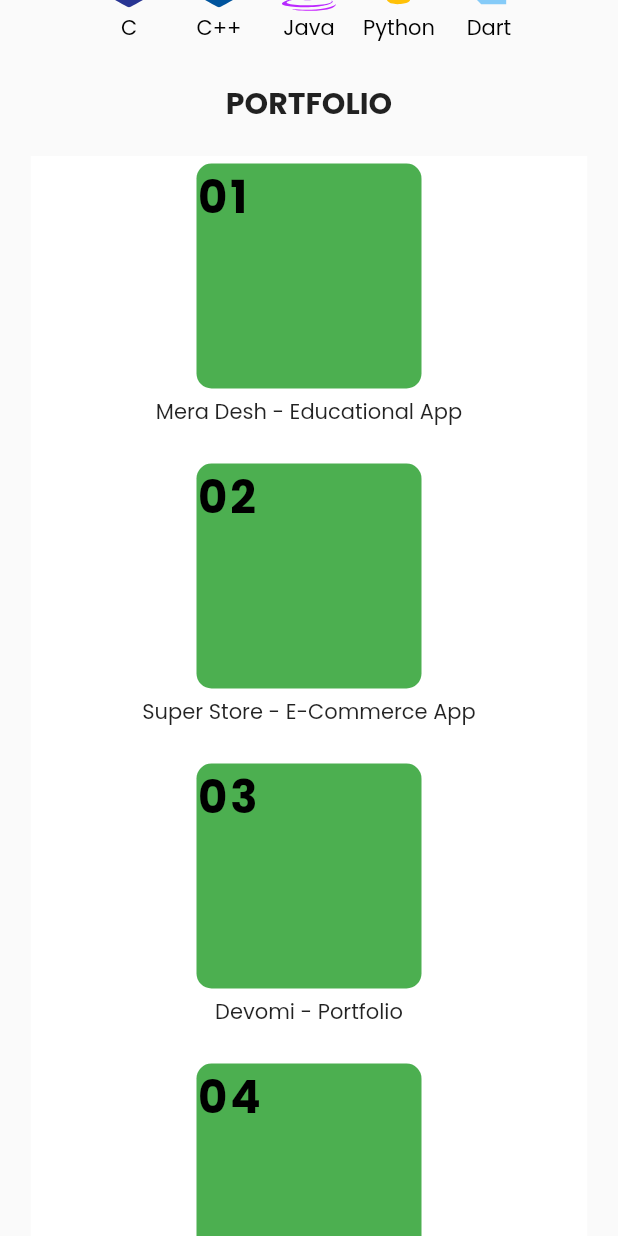
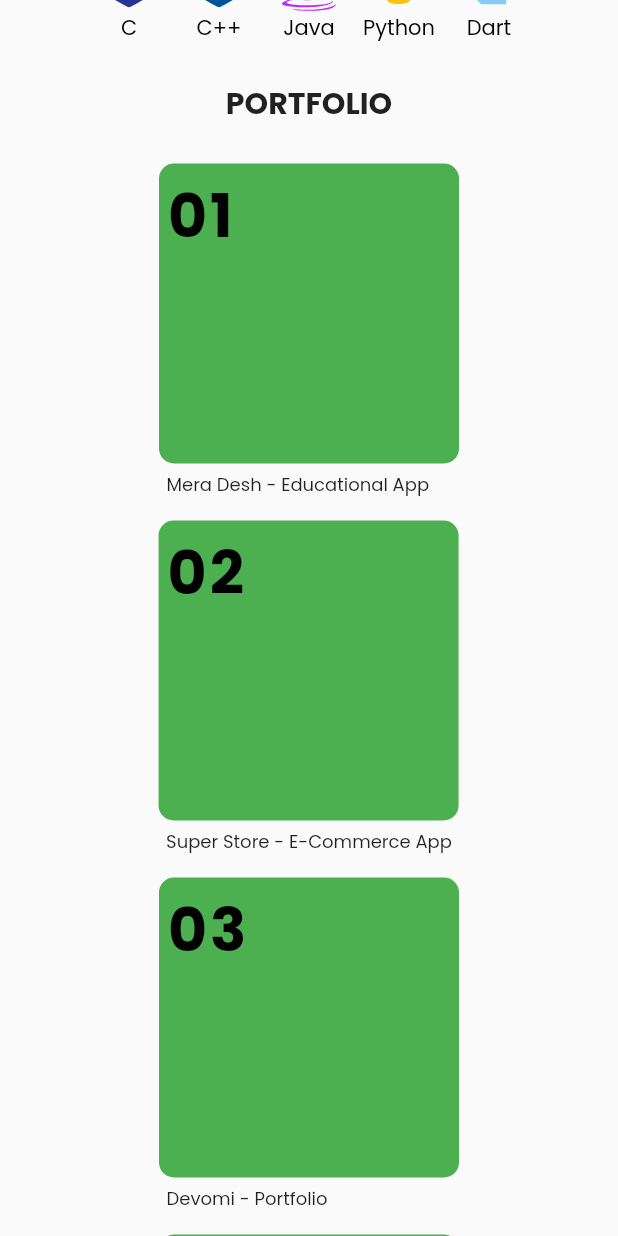
Before and after one commit to om-chauhan/DevFolio, a Flutter app: the screen it shows after launch, scrolled down 576 dp, on a phone screen of 412 x 824 dp. Run offline on Flutter 3.47's test engine with Material 2 defaults, Android fonts, the phone set to English and light mode, and no system bars; our stand-ins replace flutter_svg, font_awesome_flutter, google_fonts.

Commit message:
portfoliol added again

```diff
--- a/lib/widgets/portfolio_tile.dart
+++ b/lib/widgets/portfolio_tile.dart
@@ -9,13 +9,10 @@ class PortfolioTile extends StatelessWidget {
   @override
   Widget build(BuildContext context) {
     return Wrap(
+      alignment: WrapAlignment.spaceAround,
+      direction: Axis.horizontal,
       children: [
-        Container(
-          height: 200,
-          alignment: Alignment.center,
-          color: Colors.white,
-          width: MediaQuery.of(context).size.width * 0.90,
-          child: InkWell(
+        InkWell(
           onTap: () async {
             final url = Config.ProjectLink1;
             await canLaunch(url)
@@ -25,28 +22,33 @@ class PortfolioTile extends StatelessWidget {
           child: Padding(
             padding: EdgeInsets.all(5),
             child: Column(
+              crossAxisAlignment: CrossAxisAlignment.start,
               children: [
                 Container(
                   alignment: Alignment.topLeft,
-                    height: 150,
-                    width: 150,
+                  height: 200,
+                  width: 200,
                   decoration: BoxDecoration(
                     borderRadius: BorderRadius.all(
                       Radius.circular(10),
                     ),
                     color: Colors.green,
                   ),
+                  child: Padding(
+                    padding: EdgeInsets.all(5),
                     child: BuildText(
                       text: '01',
                       color: Colors.black,
-                      size: 30,
+                      size: 40,
                       spacing: 2,
                       fontweight: FontWeight.bold,
+                    ),
                   ),
                 ),
                 Padding(
                   padding: EdgeInsets.all(5),
                   child: BuildText(
+                    size: 12,
                     text: Config.ProjectTitle1,
                   ),
                 ),
@@ -54,13 +56,7 @@ class PortfolioTile extends StatelessWidget {
             ),
           ),
         ),
-        ),
-        Container(
-          height: 200,
-          alignment: Alignment.center,
-          color: Colors.white,
-          width: MediaQuery.of(context).size.width * 0.90,
-          child: InkWell(
+        InkWell(
           onTap: () async {
             final url = Config.ProjectLink2;
             await canLaunch(url)
@@ -70,28 +66,33 @@ class PortfolioTile extends StatelessWidget {
           child: Padding(
             padding: EdgeInsets.all(5),
             child: Column(
+              crossAxisAlignment: CrossAxisAlignment.start,
               children: [
                 Container(
                   alignment: Alignment.topLeft,
-                    height: 150,
-                    width: 150,
+                  height: 200,
+                  width: 200,
                   decoration: BoxDecoration(
                     borderRadius: BorderRadius.all(
                       Radius.circular(10),
                     ),
                     color: Colors.green,
                   ),
+                  child: Padding(
+                    padding: EdgeInsets.all(5),
                     child: BuildText(
                       text: '02',
                       color: Colors.black,
-                      size: 30,
+                      size: 40,
                       spacing: 2,
                       fontweight: FontWeight.bold,
+                    ),
                   ),
                 ),
                 Padding(
                   padding: EdgeInsets.all(5),
                   child: BuildText(
+                    size: 12,
                     text: Config.ProjectTitle2,
                   ),
                 ),
@@ -99,13 +100,7 @@ class PortfolioTile extends StatelessWidget {
             ),
           ),
         ),
-        ),
-        Container(
-          height: 200,
-          alignment: Alignment.center,
-          color: Colors.white,
-          width: MediaQuery.of(context).size.width * 0.90,
-          child: InkWell(
+        InkWell(
           onTap: () async {
             final url = Config.ProjectLink3;
             await canLaunch(url)
@@ -115,28 +110,33 @@ class PortfolioTile extends StatelessWidget {
           child: Padding(
             padding: EdgeInsets.all(5),
             child: Column(
+              crossAxisAlignment: CrossAxisAlignment.start,
               children: [
                 Container(
                   alignment: Alignment.topLeft,
-                    height: 150,
-                    width: 150,
+                  height: 200,
+                  width: 200,
                   decoration: BoxDecoration(
                     borderRadius: BorderRadius.all(
                       Radius.circular(10),
                     ),
                     color: Colors.green,
                   ),
+                  child: Padding(
+                    padding: EdgeInsets.all(5),
                     child: BuildText(
                       text: '03',
                       color: Colors.black,
-                      size: 30,
+                      size: 40,
                       spacing: 2,
                       fontweight: FontWeight.bold,
+                    ),
                   ),
                 ),
                 Padding(
                   padding: EdgeInsets.all(5),
                   child: BuildText(
+                    size: 12,
                     text: Config.ProjectTitle3,
                   ),
                 ),
@@ -144,13 +144,7 @@ class PortfolioTile extends StatelessWidget {
             ),
           ),
         ),
-        ),
-        Container(
-          height: 200,
-          alignment: Alignment.center,
-          color: Colors.white,
-          width: MediaQuery.of(context).size.width * 0.90,
-          child: InkWell(
+        InkWell(
           onTap: () async {
             final url = Config.ProjectLink4;
             await canLaunch(url)
@@ -160,28 +154,33 @@ class PortfolioTile extends StatelessWidget {
           child: Padding(
             padding: EdgeInsets.all(5),
             child: Column(
+              crossAxisAlignment: CrossAxisAlignment.start,
               children: [
                 Container(
                   alignment: Alignment.topLeft,
-                    height: 150,
-                    width: 150,
+                  height: 200,
+                  width: 200,
                   decoration: BoxDecoration(
                     borderRadius: BorderRadius.all(
                       Radius.circular(10),
                     ),
                     color: Colors.green,
                   ),
+                  child: Padding(
+                    padding: EdgeInsets.all(5),
                     child: BuildText(
                       text: '04',
                       color: Colors.black,
-                      size: 30,
+                      size: 40,
                       spacing: 2,
                       fontweight: FontWeight.bold,
+                    ),
                   ),
                 ),
                 Padding(
                   padding: EdgeInsets.all(5),
                   child: BuildText(
+                    size: 12,
                     text: Config.ProjectTitle4,
                   ),
                 ),
@@ -189,7 +188,6 @@ class PortfolioTile extends StatelessWidget {
             ),
           ),
         ),
-        )
       ],
     );
   }
```
Lines whose indentation alone changed are shown as unchanged.
